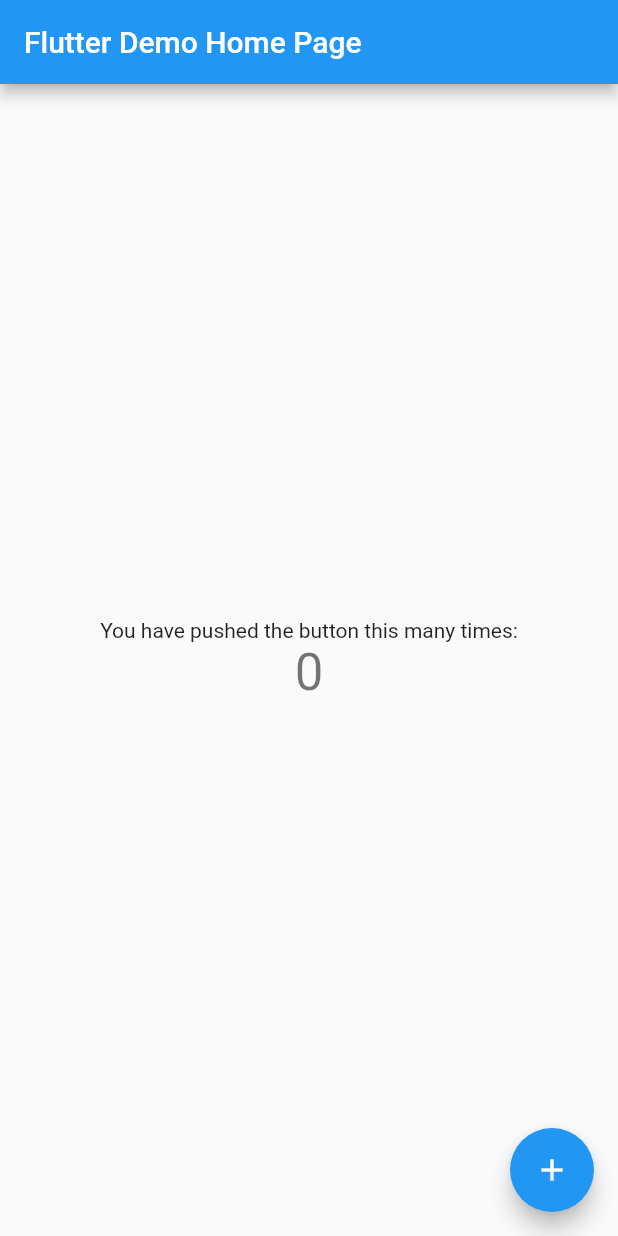
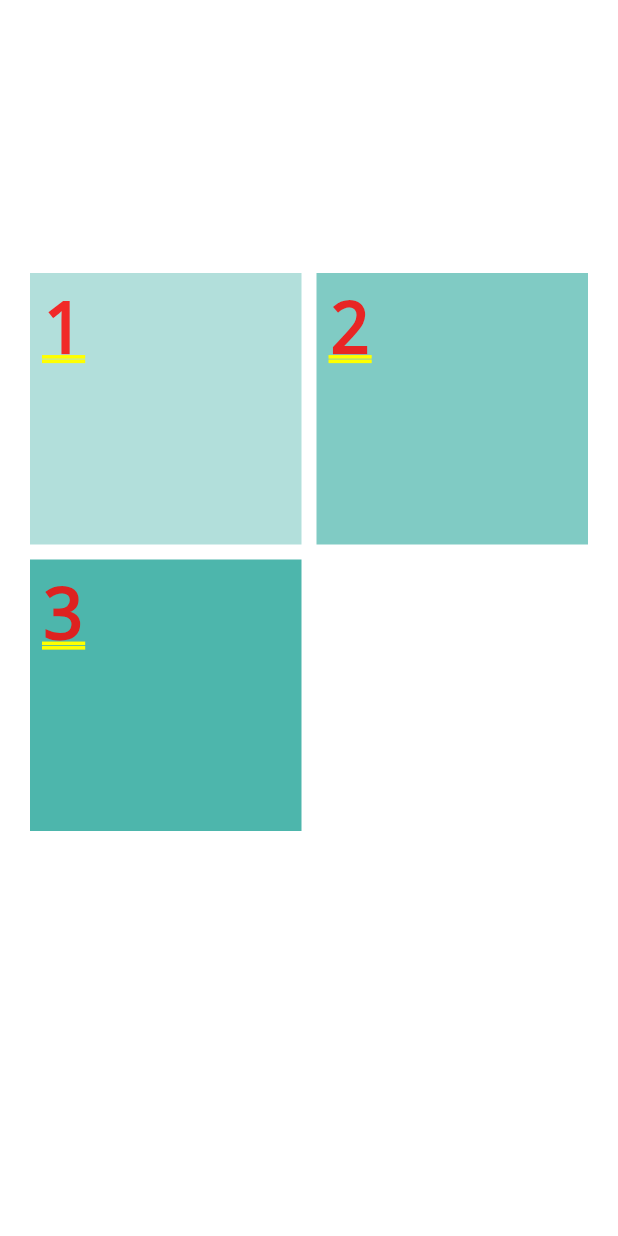
Before and after one commit to matthewlee01/acres, a Flutter app: the screen it shows after launch, on a phone screen of 412 x 824 dp. Run offline on Flutter 3.47's test engine with Material 2 defaults, Android fonts, the light colour scheme and no system bars.

Commit message:
built out basic visual layout

```diff
--- a/lib/main.dart
+++ b/lib/main.dart
@@ -1,11 +1,11 @@
 import 'package:flutter/material.dart';
 
 void main() {
-  runApp(const MyApp());
+  runApp(const App());
 }
 
-class MyApp extends StatelessWidget {
-  const MyApp({Key? key}) : super(key: key);
+class App extends StatelessWidget {
+  const App({Key? key}) : super(key: key);
 
   // This widget is the root of your application.
   @override
@@ -22,94 +22,45 @@
             // or simply save your changes to "hot reload" in a Flutter IDE).
             // Notice that the counter didn't reset back to zero; the application
             // is not restarted.
-        primarySwatch: Colors.blue,
+            primarySwatch: Colors.green),
+        home: const Center(
+            child: SizedBox(
+                width: 500,
+                height: 500,
+                child: AspectRatio(aspectRatio: 1, child: Land()))));
+  }
+}
+
+class Land extends StatelessWidget {
+  const Land({Key? key}) : super(key: key);
+
+  @override
+  Widget build(BuildContext context) {
+    return GridView.count(
+      primary: false,
+      shrinkWrap: true,
+      physics: const NeverScrollableScrollPhysics(),
+      padding: const EdgeInsets.all(20),
+      crossAxisSpacing: 10,
+      mainAxisSpacing: 10,
+      crossAxisCount: 2,
+      children: <Widget>[
+        Container(
+          padding: const EdgeInsets.all(8),
+          child: const Text("1"),
+          color: Colors.teal[100],
         ),
-      home: const MyHomePage(title: 'Flutter Demo Home Page'),
+        Container(
+          padding: const EdgeInsets.all(8),
+          child: const Text('2'),
+          color: Colors.teal[200],
+        ),
+        Container(
+          padding: const EdgeInsets.all(8),
+          child: const Text('3'),
+          color: Colors.teal[300],
+        ),
+      ],
     );
   }
 }
-
-class MyHomePage extends StatefulWidget {
-  const MyHomePage({Key? key, required this.title}) : super(key: key);
-
-  // This widget is the home page of your application. It is stateful, meaning
-  // that it has a State object (defined below) that contains fields that affect
-  // how it looks.
-
-  // This class is the configuration for the state. It holds the values (in this
-  // case the title) provided by the parent (in this case the App widget) and
-  // used by the build method of the State. Fields in a Widget subclass are
-  // always marked "final".
-
-  final String title;
-
-  @override
-  State<MyHomePage> createState() => _MyHomePageState();
-}
-
-class _MyHomePageState extends State<MyHomePage> {
-  int _counter = 0;
-
-  void _incrementCounter() {
-    setState(() {
-      // This call to setState tells the Flutter framework that something has
-      // changed in this State, which causes it to rerun the build method below
-      // so that the display can reflect the updated values. If we changed
-      // _counter without calling setState(), then the build method would not be
-      // called again, and so nothing would appear to happen.
-      _counter++;
-    });
-  }
-
-  @override
-  Widget build(BuildContext context) {
-    // This method is rerun every time setState is called, for instance as done
-    // by the _incrementCounter method above.
-    //
-    // The Flutter framework has been optimized to make rerunning build methods
-    // fast, so that you can just rebuild anything that needs updating rather
-    // than having to individually change instances of widgets.
-    return Scaffold(
-      appBar: AppBar(
-        // Here we take the value from the MyHomePage object that was created by
-        // the App.build method, and use it to set our appbar title.
-        title: Text(widget.title),
-      ),
-      body: Center(
-        // Center is a layout widget. It takes a single child and positions it
-        // in the middle of the parent.
-        child: Column(
-          // Column is also a layout widget. It takes a list of children and
-          // arranges them vertically. By default, it sizes itself to fit its
-          // children horizontally, and tries to be as tall as its parent.
-          //
-          // Invoke "debug painting" (press "p" in the console, choose the
-          // "Toggle Debug Paint" action from the Flutter Inspector in Android
-          // Studio, or the "Toggle Debug Paint" command in Visual Studio Code)
-          // to see the wireframe for each widget.
-          //
-          // Column has various properties to control how it sizes itself and
-          // how it positions its children. Here we use mainAxisAlignment to
-          // center the children vertically; the main axis here is the vertical
-          // axis because Columns are vertical (the cross axis would be
-          // horizontal).
-          mainAxisAlignment: MainAxisAlignment.center,
-          children: <Widget>[
-            const Text(
-              'You have pushed the button this many times:',
-            ),
-            Text(
-              '$_counter',
-              style: Theme.of(context).textTheme.headline4,
-            ),
-          ],
-        ),
-      ),
-      floatingActionButton: FloatingActionButton(
-        onPressed: _incrementCounter,
-        tooltip: 'Increment',
-        child: const Icon(Icons.add),
-      ), // This trailing comma makes auto-formatting nicer for build methods.
-    );
-  }
-}
```
Also changed, not shown: 1 other file. Lines whose indentation alone changed are shown as unchanged.
